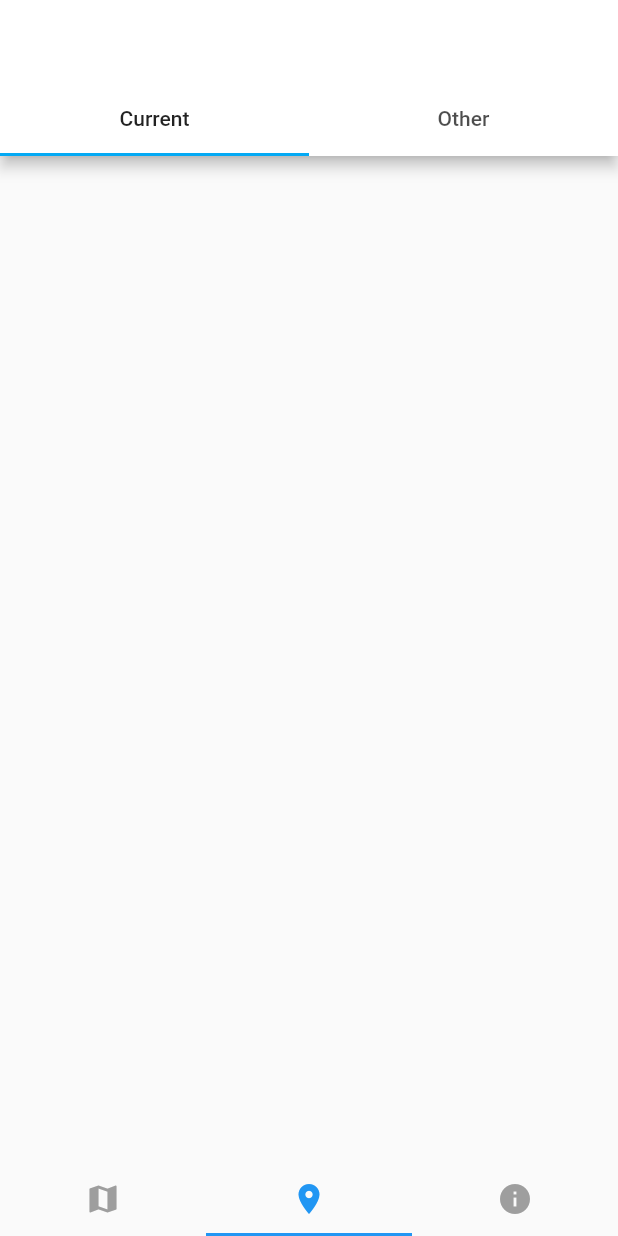
After one commit to alexpavelm/SpaceAppsProject, a Flutter app: the screen it shows after launch, item 2 of the bottom bar chosen, on a phone screen of 412 x 824 dp. The commit adds this screen. Run offline on Flutter 3.47's test engine with Material 2 defaults, Android fonts, the phone set to English and light mode, and no system bars.

Commit message:
Tab bars in main

```diff
--- a/lib/BottomNavBar.dart
+++ b/lib/BottomNavBar.dart
@@ -1,5 +1,6 @@
 import 'package:flutter/cupertino.dart';
 import 'package:flutter/material.dart';
+import 'package:space_apps_project/MyAirTab.dart';
 class BottomNavBar extends StatefulWidget {
   @override
   State<BottomNavBar> createState() {
@@ -9,8 +10,8 @@ class BottomNavBar extends StatefulWidget {
 
 class BottomNavBarState extends State<BottomNavBar> {
   final List<Widget> _children = [
-    Center(child: Text("Main page"),),
-    Center(child: Text("Map page"),),
+    Center(child: Text("Map page")),
+    Center(child: MyAirTab()),
     Center(child: Text("Info page"),),
   ];
 
@@ -26,10 +27,10 @@ class BottomNavBarState extends State<BottomNavBar> {
               bottomNavigationBar: TabBar(
                 tabs: [
                   Tab(
-                    icon: Icon(Icons.location_on),
+                    icon: Icon(Icons.map),
                   ),
                   Tab(
-                    icon: Icon(Icons.map),
+                    icon: Icon(Icons.location_on),
                   ),
                   Tab(
                     icon: Icon(Icons.info),
--- /dev/null
+++ b/lib/MyAirTab.dart
@@ -0,0 +1,40 @@
+import 'package:flutter/cupertino.dart';
+import 'package:flutter/material.dart';
+class MyAirTab extends StatefulWidget {
+  @override
+  State<MyAirTab> createState() {
+    return MyAirTabState();
+  }
+}
+
+class MyAirTabState extends State<MyAirTab> {
+  @override
+  Widget build(BuildContext context) {
+    return MaterialApp(
+      theme: new ThemeData(
+        brightness: Brightness.light,
+        primaryColor: Colors.white, //Changing this will change the color of the TabBar
+        accentColor: Colors.lightBlue,
+      ),
+      home: DefaultTabController(
+        length: 2,
+        child: Scaffold(
+          appBar: AppBar(
+            bottom: TabBar (
+              indicatorColor: Colors.lightBlue,
+              tabs: [
+                Tab(
+                  text: "Current"
+                ),
+                Tab(
+                  text: "Other"
+                ),
+              ],
+            ),
+          ),
+        )
+      )
+    );
+  }
+
+}
```
